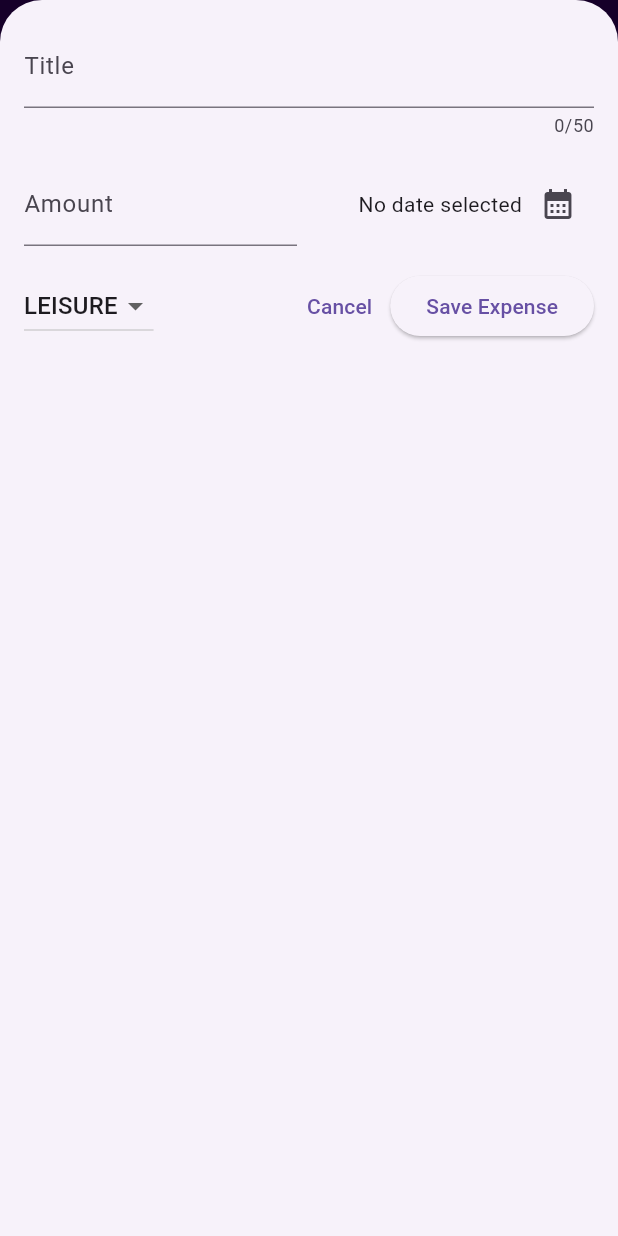
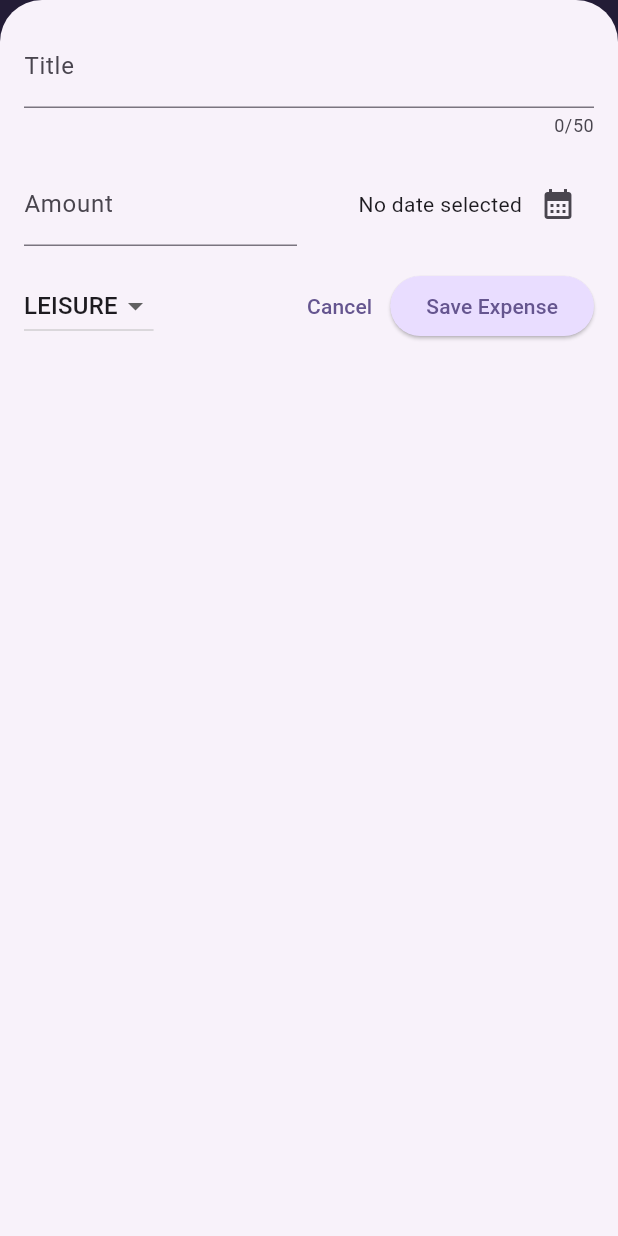
Before and after one commit to namansharma05/expense_tracker_app, a Flutter app: the screen it shows after launch, after a tap on the "add" icon, on a phone screen of 412 x 824 dp. Run offline on Flutter 3.47's test engine with Material 3 defaults, Android fonts, the phone set to English and light mode, and no system bars.

Commit message:
added the chart bar and theme to the app

```diff
--- a/lib/main.dart
+++ b/lib/main.dart
@@ -1,6 +1,14 @@
 import 'package:expense_tracker_app/widgets/expenses.dart';
 import 'package:flutter/material.dart';
 
+var kColorScheme = ColorScheme.fromSeed(
+  seedColor: const Color.fromARGB(255, 96, 59, 181),
+);
+
+var kDarkColorScheme = ColorScheme.fromSeed(
+  // brightness: Brightness.dark,
+  seedColor: const Color.fromARGB(255, 5, 99, 125),
+);
 void main() {
   runApp(const MyApp());
 }
@@ -12,9 +20,67 @@ class MyApp extends StatelessWidget {
   Widget build(BuildContext context) {
     return MaterialApp(
       debugShowCheckedModeBanner: false,
-      theme: ThemeData(
-        primaryColor: const Color.fromARGB(255, 49, 0, 89),
+      darkTheme: ThemeData.dark().copyWith(
+        colorScheme: kDarkColorScheme,
+        appBarTheme: const AppBarTheme().copyWith(
+          backgroundColor: kDarkColorScheme.onPrimaryContainer,
+          foregroundColor: kDarkColorScheme.primaryContainer,
+        ),
+        cardTheme: const CardTheme().copyWith(
+          color: kDarkColorScheme.secondaryContainer,
+          margin: const EdgeInsets.symmetric(
+            horizontal: 16,
+            vertical: 8,
+          ),
+          elevation: 4,
+        ),
+        elevatedButtonTheme: ElevatedButtonThemeData(
+          style: ElevatedButton.styleFrom(
+            backgroundColor: kDarkColorScheme.primaryContainer,
+          ),
+        ),
+        textTheme: ThemeData().textTheme.copyWith(
+              titleLarge: TextStyle(
+                fontWeight: FontWeight.bold,
+                color: kDarkColorScheme.onSecondaryContainer,
+                fontSize: 17,
+              ),
+            ),
+        iconTheme: const IconThemeData().copyWith(
+          color: kDarkColorScheme.onPrimaryContainer,
+        ),
+        bottomSheetTheme: const BottomSheetThemeData().copyWith(
+          backgroundColor: kDarkColorScheme.onPrimaryContainer,
+        ),
       ),
+      theme: ThemeData().copyWith(
+        colorScheme: kColorScheme,
+        appBarTheme: const AppBarTheme().copyWith(
+          backgroundColor: kColorScheme.onPrimaryContainer,
+          foregroundColor: kColorScheme.primaryContainer,
+        ),
+        cardTheme: const CardTheme().copyWith(
+          color: kColorScheme.secondaryContainer,
+          margin: const EdgeInsets.symmetric(
+            horizontal: 16,
+            vertical: 8,
+          ),
+          elevation: 4,
+        ),
+        elevatedButtonTheme: ElevatedButtonThemeData(
+          style: ElevatedButton.styleFrom(
+            backgroundColor: kColorScheme.primaryContainer,
+          ),
+        ),
+        textTheme: ThemeData().textTheme.copyWith(
+              titleLarge: TextStyle(
+                fontWeight: FontWeight.bold,
+                color: kColorScheme.onSecondaryContainer,
+                fontSize: 17,
+              ),
+            ),
+      ),
+      // themeMode: ThemeMode.light,
       home: const Expenses(),
     );
   }
--- a/lib/models/expense.dart
+++ b/lib/models/expense.dart
@@ -33,3 +33,21 @@ class Expense {
     return formatter.format(date);
   }
 }
+
+class ExpenseBucket {
+  const ExpenseBucket({required this.category, required this.expenses});
+  ExpenseBucket.forCategory(List<Expense> allExpenses, this.category)
+      : expenses = allExpenses
+            .where((element) => element.category == category)
+            .toList();
+  final Category category;
+  final List<Expense> expenses;
+
+  double get totalExpenses {
+    double sum = 0;
+    for (final expense in expenses) {
+      sum += expense.amount;
+    }
+    return sum;
+  }
+}
--- /dev/null
+++ b/lib/widgets/chart/chart.dart
@@ -0,0 +1,95 @@
+import 'package:flutter/material.dart';
+
+import 'package:expense_tracker_app/widgets/chart/chart_bar.dart';
+import 'package:expense_tracker_app/models/expense.dart';
+
+class Chart extends StatelessWidget {
+  const Chart({super.key, required this.expenses});
+
+  final List<Expense> expenses;
+
+  List<ExpenseBucket> get buckets {
+    return [
+      ExpenseBucket.forCategory(expenses, Category.food),
+      ExpenseBucket.forCategory(expenses, Category.leisure),
+      ExpenseBucket.forCategory(expenses, Category.travel),
+      ExpenseBucket.forCategory(expenses, Category.work),
+    ];
+  }
+
+  double get maxTotalExpense {
+    double maxTotalExpense = 0;
+
+    for (final bucket in buckets) {
+      if (bucket.totalExpenses > maxTotalExpense) {
+        maxTotalExpense = bucket.totalExpenses;
+      }
+    }
+
+    return maxTotalExpense;
+  }
+
+  @override
+  Widget build(BuildContext context) {
+    final isDarkMode =
+        MediaQuery.of(context).platformBrightness == Brightness.dark;
+    return Container(
+      margin: const EdgeInsets.all(16),
+      padding: const EdgeInsets.symmetric(
+        vertical: 16,
+        horizontal: 8,
+      ),
+      width: double.infinity,
+      height: 180,
+      decoration: BoxDecoration(
+        borderRadius: BorderRadius.circular(8),
+        gradient: LinearGradient(
+          colors: [
+            Theme.of(context).colorScheme.primary.withOpacity(0.3),
+            Theme.of(context).colorScheme.primary.withOpacity(0.0)
+          ],
+          begin: Alignment.bottomCenter,
+          end: Alignment.topCenter,
+        ),
+      ),
+      child: Column(
+        children: [
+          Expanded(
+            child: Row(
+              crossAxisAlignment: CrossAxisAlignment.end,
+              children: [
+                for (final bucket in buckets) // alternative to map()
+                  ChartBar(
+                    fill: bucket.totalExpenses == 0
+                        ? 0
+                        : bucket.totalExpenses / maxTotalExpense,
+                  )
+              ],
+            ),
+          ),
+          const SizedBox(height: 12),
+          Row(
+            children: buckets
+                .map(
+                  (bucket) => Expanded(
+                    child: Padding(
+                      padding: const EdgeInsets.symmetric(horizontal: 4),
+                      child: Icon(
+                        categoryIcons[bucket.category],
+                        color: isDarkMode
+                            ? Theme.of(context).colorScheme.secondary
+                            : Theme.of(context)
+                                .colorScheme
+                                .primary
+                                .withOpacity(0.7),
+                      ),
+                    ),
+                  ),
+                )
+                .toList(),
+          )
+        ],
+      ),
+    );
+  }
+}
--- /dev/null
+++ b/lib/widgets/chart/chart_bar.dart
@@ -0,0 +1,34 @@
+import 'package:flutter/material.dart';
+
+class ChartBar extends StatelessWidget {
+  const ChartBar({
+    super.key,
+    required this.fill,
+  });
+
+  final double fill;
+
+  @override
+  Widget build(BuildContext context) {
+    final isDarkMode =
+        MediaQuery.of(context).platformBrightness == Brightness.dark;
+    return Expanded(
+      child: Padding(
+        padding: const EdgeInsets.symmetric(horizontal: 4),
+        child: FractionallySizedBox(
+          heightFactor: fill,
+          child: DecoratedBox(
+            decoration: BoxDecoration(
+              shape: BoxShape.rectangle,
+              borderRadius:
+                  const BorderRadius.vertical(top: Radius.circular(8)),
+              color: isDarkMode
+                  ? Theme.of(context).colorScheme.secondary
+                  : Theme.of(context).colorScheme.primary.withOpacity(0.65),
+            ),
+          ),
+        ),
+      ),
+    );
+  }
+}
--- a/lib/widgets/expenses.dart
+++ b/lib/widgets/expenses.dart
@@ -1,3 +1,4 @@
+import 'package:expense_tracker_app/widgets/chart/chart.dart';
 import 'package:expense_tracker_app/widgets/expenses_list/expenses_list.dart';
 import 'package:expense_tracker_app/models/expense.dart';
 import 'package:expense_tracker_app/widgets/new_expense.dart';
@@ -11,7 +12,18 @@ class Expenses extends StatefulWidget {
 }
 
 class _ExpensesState extends State<Expenses> {
-  final List<Expense> _registeredExpenses = [];
+  final List<Expense> _registeredExpenses = [
+    Expense(
+        title: 'Test1',
+        amount: 20,
+        date: DateTime.now(),
+        category: Category.food),
+    Expense(
+        title: 'Test2',
+        amount: 10,
+        date: DateTime.now(),
+        category: Category.work),
+  ];
 
   void _openAddExpenseOverlay() {
     showModalBottomSheet(
@@ -65,24 +77,21 @@ class _ExpensesState extends State<Expenses> {
     }
     return Scaffold(
       appBar: AppBar(
-        backgroundColor: Theme.of(context).primaryColor,
         title: const Text(
           'Flutter ExpenseTracker',
-          style: TextStyle(color: Colors.white),
         ),
         actions: [
           IconButton(
             onPressed: _openAddExpenseOverlay,
             icon: const Icon(
               Icons.add,
-              color: Colors.white,
             ),
           ),
         ],
       ),
       body: Column(
         children: [
-          Text('The chart'),
+          Chart(expenses: _registeredExpenses),
           Expanded(
             child: mainContent,
           ),
--- a/lib/widgets/expenses_list/expense_item.dart
+++ b/lib/widgets/expenses_list/expense_item.dart
@@ -14,8 +14,12 @@ class ExpenseItem extends StatelessWidget {
           vertical: 16,
         ),
         child: Column(
+          crossAxisAlignment: CrossAxisAlignment.start,
           children: [
-            Text(expense.title),
+            Text(
+              expense.title,
+              style: Theme.of(context).textTheme.titleLarge,
+            ),
             const SizedBox(
               height: 4,
             ),
--- a/lib/widgets/expenses_list/expenses_list.dart
+++ b/lib/widgets/expenses_list/expenses_list.dart
@@ -13,6 +13,10 @@ class ExpensesList extends StatelessWidget {
       itemCount: expenses.length,
       itemBuilder: (context, index) => Dismissible(
         key: ValueKey(expenses[index]),
+        background: Container(
+          color: Theme.of(context).colorScheme.error.withOpacity(0.7),
+          margin: Theme.of(context).cardTheme.margin,
+        ),
         onDismissed: (direction) {
           onRemoveExpense(expenses[index]);
         },
```
